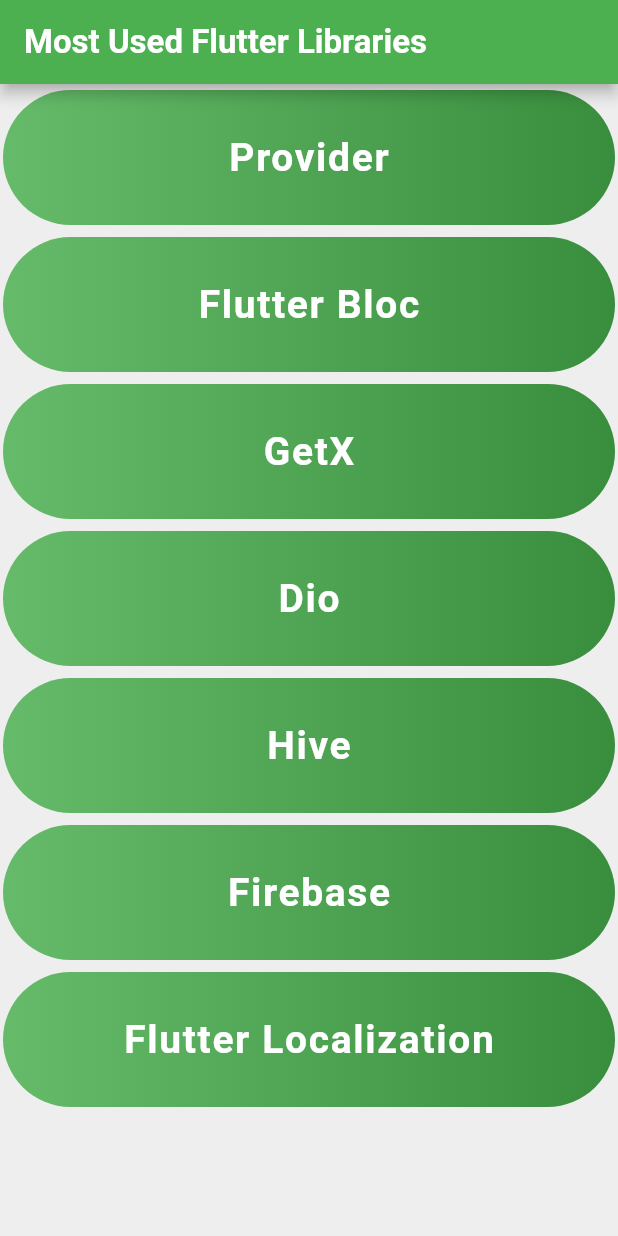
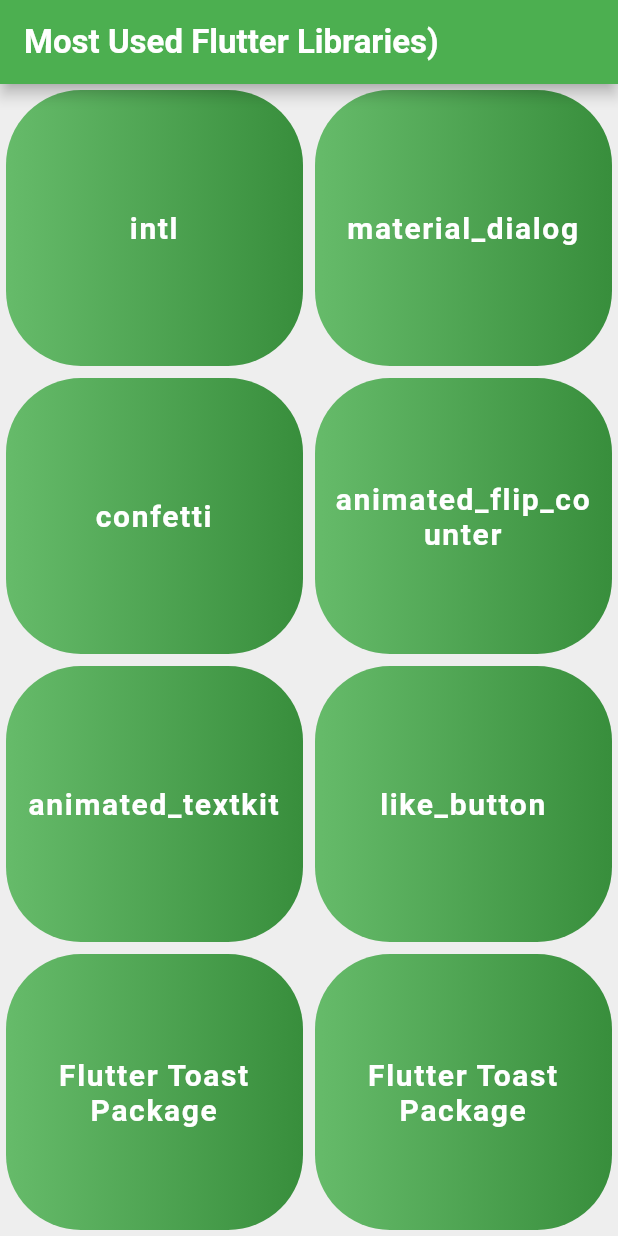
Before and after one commit to HeshmatGhaffariHadid/Libraries-Navigator, a Flutter app: the screen it shows after launch, on a phone screen of 412 x 824 dp. Run offline on Flutter 3.47's test engine with Material 2 defaults, Android fonts, the phone set to English and light mode, and no system bars; our stand-ins replace font_awesome_flutter.

Commit message:
requirements gathered and intl package used

```diff
--- a/lib/constants.dart
+++ b/lib/constants.dart
@@ -1,10 +1,10 @@
 import 'package:flutter/material.dart';
 const TextStyle kTextStyle = TextStyle(
     color: Colors.white,
-    fontSize: 22);
+    fontSize: 18);
 
 const TextStyle kTitleStyle = TextStyle(
   color: Colors.white,
-  fontSize: 26,
+  fontSize: 20,
   letterSpacing: 1.1,
   fontWeight: FontWeight.bold);
--- a/lib/main.dart
+++ b/lib/main.dart
@@ -1,8 +1,9 @@
 import 'package:flutter/material.dart';
+import 'package:libraries_navigator/screens/intl_screen.dart';
 import 'screens/home_screen.dart';
 
 void main() {
-  runApp( const MyApp());
+  runApp(const MyApp());
 }
 
 class MyApp extends StatelessWidget {
@@ -10,6 +11,18 @@ class MyApp extends StatelessWidget {
 
   @override
   Widget build(BuildContext context) {
-    return  const HomeScreen();
+    return MaterialApp(
+      initialRoute: '/',
+      routes: {
+        '/': (context) => HomeScreen(),
+        '/intl': (context) => IntlScreen(),
+      },
+      theme: ThemeData.light().copyWith(
+        colorScheme: ColorScheme.fromSeed(
+          seedColor: Colors.green,
+          brightness: Brightness.light,
+        ),
+      ),
+    );
   }
 }
--- a/lib/screens/details_screen.dart
+++ /dev/null
@@ -1,104 +0,0 @@
-import 'package:flutter/material.dart';
-import '../constants.dart';
-import '../model/library.dart';
-
-class DetailsScreen extends StatelessWidget {
-  final int index;
-  const DetailsScreen(this.index, {super.key});
-
-
-  static List<Library> details = [
-    Library(
-        'Provider',
-        'State management',
-        'Manages and shares application state across widgets. It’s simple to set up, making it great for smaller projects or as a foundation for larger apps. Provider helps with dependency injection and ensures efficient rebuilding of widgets.',
-        'provider'),
-    Library(
-        'Flutter Bloc',
-        'State management',
-        'Implements the Business Logic Component (BLoC) pattern, which is ideal for structuring complex apps by separating business logic from the UI. It’s frequently used in enterprise-level apps to ensure predictable and testable code.',
-        'flutter_bloc'),
-    Library(
-        'GetX',
-        'State management, navigation, dependency injection',
-        'Provides an all-in-one solution for state management, routing, and dependency injection. GetX is known for its minimal boilerplate, making it fast to set up and easy to use for dynamic state changes and quick navigation between screens.',
-        'get'),
-    Library(
-        'Dio',
-        'Networking',
-        'A robust HTTP client for handling API requests, it supports features like interceptors, global configuration, FormData, error handling, and file uploads. Dio is ideal for RESTful APIs and complex networking operations.',
-        'dio'),
-    Library(
-        'Hive',
-        'Local storage',
-        'A lightweight, NoSQL database that’s optimized for Flutter and Dart. Hive is perfect for storing small amounts of data offline and is often used for caching, storing user preferences, or saving app data without requiring SQL knowledge.',
-        'hive'),
-    Library(
-        'Firebase',
-        'Backend services (Authentication, Firestore, Analytics, etc.)',
-        'Firebase provides a suite of backend services such as Firestore (real-time database), authentication, analytics, cloud messaging, and storage. It’s commonly used for apps requiring robust user authentication, real-time data syncing, or cloud storage.',
-        'firebase_core (and other Firebase packages like firebase_auth, cloud_firestore)'),
-    Library(
-        'Flutter Localization',
-        'Internationalization (i18n)',
-        'Supports localization and multiple languages in apps, allowing developers to easily implement and manage text translations and regional formatting. Essential for apps targeting an international audience.',
-        'flutter_localizations')
-  ];
-
-  @override
-  Widget build(BuildContext context) {
-    return Scaffold(
-      backgroundColor: Colors.green,
-      body: ListView(
-        children:[ Padding(
-          padding: const EdgeInsets.all(8.0),
-          child: Column(
-            crossAxisAlignment: CrossAxisAlignment.start,
-            children: [
-              Text(
-                details[index].name,
-                style: kTitleStyle,
-              ),
-              const SizedBox(height: 10),
-              Text(
-                'Purpose: ${details[index].purpose}',
-                style: kTextStyle,
-              ),
-              const SizedBox(height: 10),
-              Text(
-                'Usages: ${details[index].usages}',
-                style: kTextStyle,
-              ),
-              const SizedBox(height: 10),
-              Text(
-                'Package: ${details[index].package}',
-                style:kTextStyle
-              ),
-              const SizedBox(height: 50),
-              Container(
-                decoration: BoxDecoration(
-                  color: Colors.white,
-                  borderRadius: BorderRadius.circular(50)
-                ),
-                child: TextButton(
-                  onPressed: () {
-                    Navigator.pop(context);
-                  },
-                  child: const Center(
-                    child: Text(
-                      'Back',
-                      style: TextStyle(
-                          color: Colors.green,
-                          fontWeight: FontWeight.bold,
-                          fontSize: 24
-                      ),
-                    ),
-                  ),
-                ),
-              ),
-            ]),
-        ),
-      ]),
-    );
-  }
-}
--- a/lib/screens/home_screen.dart
+++ b/lib/screens/home_screen.dart
@@ -1,31 +1,64 @@
 import 'package:flutter/material.dart';
 import '../widgets/clickable_card.dart';
+
 class HomeScreen extends StatelessWidget {
   const HomeScreen({super.key});
   @override
   Widget build(BuildContext context) {
-    return MaterialApp(
-      debugShowCheckedModeBanner: false,
-      home: Scaffold(
+    return Scaffold(
         appBar: AppBar(
           title: const Text(
-            'Most Used Flutter Libraries',
+            'Most Used Flutter Libraries)',
             style: TextStyle(
-                fontSize: 22,
-                color: Colors.white,
-                fontWeight: FontWeight.bold
-            ),
+                fontSize: 22, color: Colors.white, fontWeight: FontWeight.bold),
           ),
           backgroundColor: Colors.green,
         ),
         backgroundColor: Colors.grey.shade200,
-        body: ListView.builder(
-          itemCount: 7,
-            itemBuilder: (context ,index){
-            return ClickableCard(index);
-          },
+        body:  const Column(
+          children: [
+          Expanded(
+            child: Row(
+              children: [
+                Expanded(child: ClickableCard('intl')),
+                Expanded(child: ClickableCard('material_dialog')),
+              ],
+            ),
+          ),
+          Expanded(
+
+            child: Row(
+              children: [
+                Expanded(child: ClickableCard('confetti')),
+                Expanded(child: ClickableCard('animated_flip_counter')),
+              ],
+            ),
+          ),
+          Expanded(
+            child: Row(
+              children: [
+                Expanded(child: ClickableCard('animated_textkit')),
+                Expanded(child: ClickableCard('like_button')),
+              ],
+            ),
+          ),
+          Expanded(
+            child: Row(
+              children: [
+                Expanded(child: ClickableCard('Flutter Toast Package')),
+                Expanded(child: ClickableCard('Flutter Toast Package')),
+              ],
+            ),
+          ),
+        ],
         ),
-      ),
+
+        // ListView.builder(
+        //   itemCount: 7,
+        //     itemBuilder: (context ,index){
+        //     return ClickableCard(index);
+        //   },
+        // ),
     );
   }
 }
--- a/lib/widgets/clickable_card.dart
+++ b/lib/widgets/clickable_card.dart
@@ -1,35 +1,32 @@
 import 'package:flutter/material.dart';
 import 'package:libraries_navigator/constants.dart';
-import 'package:libraries_navigator/screens/details_screen.dart';
 
 class ClickableCard extends StatelessWidget {
-  final int index;
-  const ClickableCard(this.index, {super.key});
+  final String name;
+  const ClickableCard(this.name, {super.key});
 
   @override
   Widget build(BuildContext context) {
     return Padding(
-      padding: const EdgeInsets.symmetric(vertical: 4, horizontal: 2),
+      padding: const EdgeInsets.symmetric(vertical: 4, horizontal: 4),
       child: GestureDetector(
         onTap: () {
-          Navigator.push(
-            context,
-            MaterialPageRoute(
-              builder: (context) => DetailsScreen(index),
-            ),
-          );
+          Navigator.pushNamed(context, '/intl');
         },
         child: Container(
-          height: 90,
-          width: double.infinity,
           decoration: BoxDecoration(
             borderRadius: BorderRadius.circular(50),
             gradient: const LinearGradient(
                 colors: [Color(0xFF66BB6A), Color(0xFF388E3C)]),
           ),
           child: Center(
-            child: Text(DetailsScreen.details[index].name,
+            child: Padding(
+              padding: const EdgeInsets.all(8),
+              child: Text(
+                name,
+                textAlign: TextAlign.center,
                 style: kTitleStyle,
+              ),
             ),
           ),
         ),
```
Also changed, not shown: lib/model/library.dart (deleted, +0 -7 lines), lib/screens/intl_screen.dart (added, +71 -0 lines), pubspec.yaml (+21 -0 lines), pubspec.lock.
